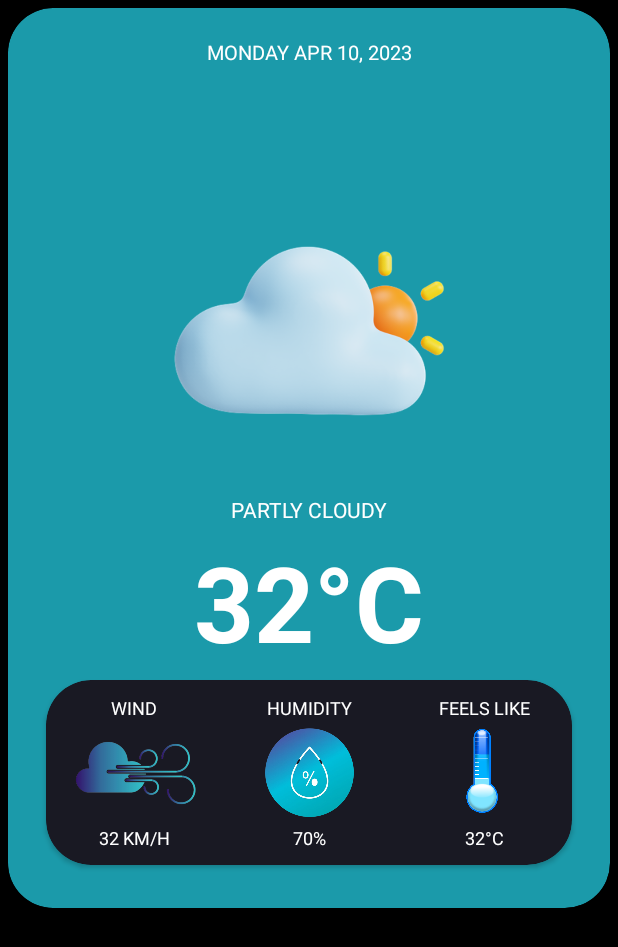
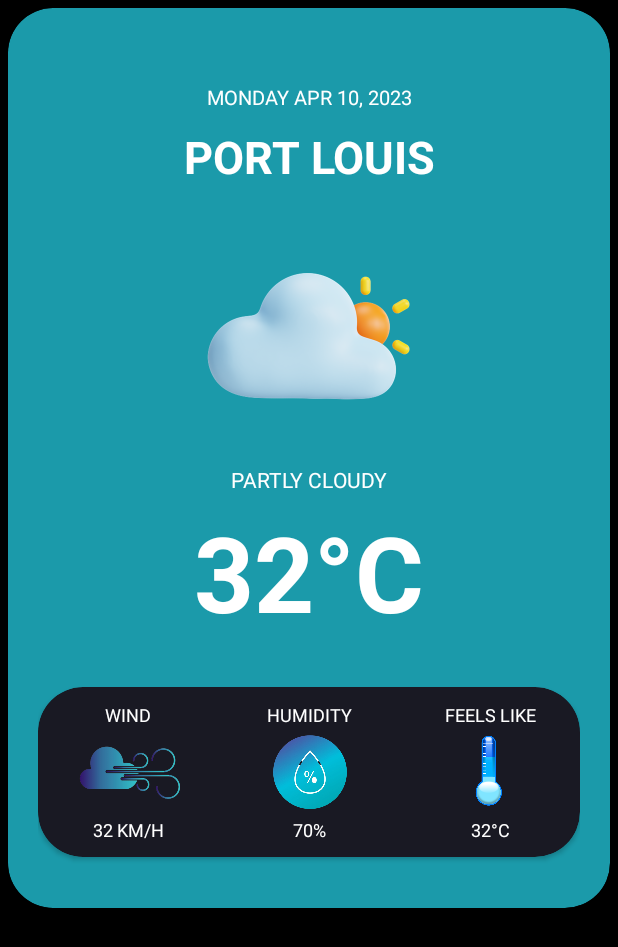
Before and after one commit to githiomi/Global_Weather, an Android app: the screen it shows after launch (MainActivity), on a phone screen of 412 x 824 dp. Shown: the top 947 px of the screen. Run offline under Robolectric (Android 15) with nearby library versions, the phone set to English and light mode, and no system bars; our stand-ins replace Picasso, Volley; network calls fail; pictures from the network do not load.

Commit message:
Improved main activity layout.

```diff
--- a/app/src/main/java/githiomi/dhosiolux/globalweather/MainActivity.java
+++ b/app/src/main/java/githiomi/dhosiolux/globalweather/MainActivity.java
@@ -1,4 +1,6 @@
 package githiomi.dhosiolux.globalweather;
+
+import static android.content.ContentValues.TAG;
 
 import android.Manifest;
 import android.annotation.SuppressLint;
@@ -9,10 +11,13 @@ import android.location.Geocoder;
 import android.location.Location;
 import android.location.LocationManager;
 import android.os.Bundle;
+import android.util.Log;
+import android.view.WindowManager;
 import android.widget.ImageView;
 import android.widget.TextView;
 import android.widget.Toast;
 
+import androidx.annotation.NonNull;
 import androidx.appcompat.app.AppCompatActivity;
 import androidx.core.app.ActivityCompat;
 import androidx.recyclerview.widget.GridLayoutManager;
@@ -58,12 +63,15 @@ public class MainActivity extends AppCompatActivity {
     @Override
     protected void onCreate(Bundle savedInstanceState) {
         super.onCreate(savedInstanceState);
-
         // Binding set up
         ActivityMainBinding mainActivityBinding = ActivityMainBinding.inflate(getLayoutInflater());
         // Update set content view
         setContentView(mainActivityBinding.getRoot());
 
+        // Full screen flags
+        getWindow().setFlags(WindowManager.LayoutParams.FLAG_LAYOUT_NO_LIMITS, WindowManager.LayoutParams.FLAG_LAYOUT_NO_LIMITS);
+
+        // Binding views
         date = mainActivityBinding.TVDate;
         town = mainActivityBinding.TVTownName;
         weatherImage = mainActivityBinding.IVWeatherImage;
@@ -74,27 +82,43 @@ public class MainActivity extends AppCompatActivity {
         temp = mainActivityBinding.TVTemperature;
         forecastRecycler = mainActivityBinding.RVForecastView;
 
-        // Init the location manager
-        locationManager = (LocationManager) getSystemService(Context.LOCATION_SERVICE);
-
-        // Check for location permission
-        if (ActivityCompat.checkSelfPermission(this, android.Manifest.permission.ACCESS_FINE_LOCATION) != PackageManager.PERMISSION_GRANTED &&
-                ActivityCompat.checkSelfPermission(this, android.Manifest.permission.ACCESS_COARSE_LOCATION) != PackageManager.PERMISSION_GRANTED) {
-
-            // Request permission
-            ActivityCompat.requestPermissions(MainActivity.this, new String[]{android.Manifest.permission.ACCESS_FINE_LOCATION,
-                    Manifest.permission.ACCESS_COARSE_LOCATION}, Constants.PERMISSION_CODE);
-        }
-
-        // But if location is available
-        Location currentLocation = locationManager.getLastKnownLocation(LocationManager.NETWORK_PROVIDER);
-
-        // Get current city name
-        cityName = getCityName(currentLocation.getLongitude(), currentLocation.getLatitude());
+//        // Init the location manager
+//        locationManager = (LocationManager) getSystemService(Context.LOCATION_SERVICE);
+//
+//        // Check for location permission
+//        if (ActivityCompat.checkSelfPermission(this, android.Manifest.permission.ACCESS_FINE_LOCATION) != PackageManager.PERMISSION_GRANTED &&
+//                ActivityCompat.checkSelfPermission(this, android.Manifest.permission.ACCESS_COARSE_LOCATION) != PackageManager.PERMISSION_GRANTED) {
+//
+//            // Request permission
+//            ActivityCompat.requestPermissions(MainActivity.this, new String[]{android.Manifest.permission.ACCESS_FINE_LOCATION,
+//                    Manifest.permission.ACCESS_COARSE_LOCATION}, Constants.PERMISSION_CODE);
+//        }
+//
+//        // But if location is available
+//        Location currentLocation = locationManager.getLastKnownLocation(LocationManager.NETWORK_PROVIDER);
+//
+//        // Get current city name
+//        cityName = getCityName(currentLocation.getLongitude(), currentLocation.getLatitude());
 
         // Use the city name to get weather information
-        getWeatherData(cityName);
+        getWeatherData("Port Louis");
 
+    }
+
+    // To check if permission is granted
+    @Override
+    public void onRequestPermissionsResult(int requestCode, @NonNull String[] permissions, @NonNull int[] grantResults) {
+        super.onRequestPermissionsResult(requestCode, permissions, grantResults);
+
+        if (requestCode == Constants.PERMISSION_CODE){
+            if (grantResults.length > 0 && grantResults[0] == PackageManager.PERMISSION_GRANTED){
+                Toast.makeText(this, "Permissions Granted...", Toast.LENGTH_SHORT).show();
+                Log.d(TAG, "onRequestPermissionsResult: Permissions Granted");
+            }else {
+                Toast.makeText(this, "Permissions Not Granted...", Toast.LENGTH_SHORT).show();
+                Log.d(TAG, "onRequestPermissionsResult: Permissions Not Granted");
+            }
+        }
     }
 
     public String getCityName(double longitude, double latitude) {
@@ -104,7 +128,7 @@ public class MainActivity extends AppCompatActivity {
         Geocoder geocoder = new Geocoder(getBaseContext(), Locale.getDefault());
 
         try {
-            List<Address> addresses = geocoder.getFromLocation(latitude, longitude, 5);
+            List<Address> addresses = geocoder.getFromLocation(latitude, longitude, 3);
 
             for (Address address : addresses) {
                 if (address != null) {
@@ -119,7 +143,7 @@ public class MainActivity extends AppCompatActivity {
 
         } catch (Exception e) {
 
-            System.out.println("Could not find city. Defaulting to Port Louis");
+            System.out.println("Could not find your city. Defaulting to Port Louis");
             city = "Port Louis";
             e.printStackTrace();
 
@@ -139,12 +163,12 @@ public class MainActivity extends AppCompatActivity {
         // Set city name TV to the town name
         town.setText(townName);
 
-        String APIUrl = "http://api.weatherapi.com/v1/forecast.json?key=" + R.string.weather_api_key + "q=" + townName.trim() + "&days=6&aqi=no&alerts=no";
+        String APIUrl = "http://api.weatherapi.com/v1/forecast.json?key=" + Constants.API_KEY + "q=" + townName.trim() + "&days=6&aqi=no&alerts=no";
 
         // Request Queue
         RequestQueue queue = Volley.newRequestQueue(MainActivity.this);
 
-        @SuppressLint("NotifyDataSetChanged") JsonObjectRequest jsonRequest = new JsonObjectRequest(Request.Method.GET, APIUrl, null, response -> {
+        JsonObjectRequest jsonRequest = new JsonObjectRequest(Request.Method.GET, APIUrl, null, response -> {
             // Clear arraylist of previous data
             forecastItemList.clear();
 
@@ -184,13 +208,13 @@ public class MainActivity extends AppCompatActivity {
                     String forecastIconUrl = forecastDay.getJSONObject(i).getJSONObject("day").getJSONObject("condition").getString("icon");
                     String forecastCondition = forecastDay.getJSONObject(i).getJSONObject("day").getJSONObject("condition").getString("text");
 
+                    Log.d(TAG, "getWeatherData: " + day + " " + forecastIconUrl + " " + forecastCondition);
                     // Create new forecast items
                     forecastItemList.add(new ForecastItem(day, forecastIconUrl, forecastCondition));
                 }
 
                 // Set up the adapter
-                forecastAdapter.notifyDataSetChanged();
-                setUpAdapter(forecastAdapter, forecastRecycler, forecastItemList, MainActivity.this);
+                setUpAdapter(forecastRecycler, forecastItemList, MainActivity.this);
 
             } catch (JSONException e) {
                 e.printStackTrace();
@@ -232,15 +256,14 @@ public class MainActivity extends AppCompatActivity {
     /**
      * To set up the adapter to the recycler view
      *
-     * @param adapter  the adapter to be used in the recycler view
      * @param recyclerView  the recycler view to be used
      * @param forecastItems the list of items to be passed to the adapter
      * @param context       the context to init the adapter
      */
-    private static void setUpAdapter(ForecastAdapter adapter, RecyclerView recyclerView, List<ForecastItem> forecastItems, Context context) {
+    private static void setUpAdapter(RecyclerView recyclerView, List<ForecastItem> forecastItems, Context context) {
 
         // Init the adapter
-        adapter = new ForecastAdapter(forecastItems, context);
+        ForecastAdapter adapter = new ForecastAdapter(forecastItems, context);
 
         // Recycler view
         recyclerView.setAdapter(adapter);
--- a/app/src/main/java/githiomi/dhosiolux/globalweather/models/Constants.java
+++ b/app/src/main/java/githiomi/dhosiolux/globalweather/models/Constants.java
@@ -4,4 +4,7 @@ public class Constants {
 
     // To access user location
     public static final int PERMISSION_CODE = 1;
+
+    // Weather API key
+    public static final String API_KEY = "3399dcea57904547b4f135747231004";
 }
--- a/app/src/main/res/layout/activity_main.xml
+++ b/app/src/main/res/layout/activity_main.xml
@@ -31,6 +31,7 @@
                 android:textAlignment="center"
                 android:textAllCaps="true"
                 android:textColor="@color/white"
+                android:layout_marginTop="30dp"
                 android:textSize="13sp" />
 
             <TextView
@@ -48,8 +49,8 @@
 
             <ImageView
                 android:id="@+id/IV_weatherImage"
-                android:layout_width="200dp"
-                android:layout_height="200dp"
+                android:layout_width="150dp"
+                android:layout_height="150dp"
                 android:layout_below="@id/TV_townName"
                 android:layout_centerHorizontal="true"
                 android:layout_marginTop="10dp"
@@ -87,7 +88,7 @@
                 android:layout_width="match_parent"
                 android:layout_height="wrap_content"
                 android:layout_below="@id/TV_mainTemperature"
-                android:layout_margin="5dp"
+                android:layout_marginTop="30dp"
                 app:cardBackgroundColor="@color/raisin_black"
                 app:cardCornerRadius="30dp">
 
@@ -117,7 +118,7 @@
                         <ImageView
                             android:id="@+id/windImage"
                             android:layout_width="match_parent"
-                            android:layout_height="70dp"
+                            android:layout_height="60dp"
                             android:layout_below="@id/wind"
                             android:contentDescription="@string/image"
                             android:padding="5dp"
@@ -157,7 +158,7 @@
                         <ImageView
                             android:id="@+id/humidityImage"
                             android:layout_width="match_parent"
-                            android:layout_height="70dp"
+                            android:layout_height="60dp"
                             android:layout_below="@id/humidity"
                             android:contentDescription="@string/image"
                             android:padding="5dp"
@@ -197,7 +198,7 @@
                         <ImageView
                             android:id="@+id/temperatureImage"
                             android:layout_width="match_parent"
-                            android:layout_height="70dp"
+                            android:layout_height="60dp"
                             android:layout_below="@id/temperature"
                             android:contentDescription="@string/image"
                             android:padding="5dp"
@@ -232,7 +233,7 @@
         android:layout_width="match_parent"
         android:layout_height="match_parent"
         android:layout_below="@id/mainCardView"
-        android:padding="5dp" >
+        android:padding="8dp" >
 
         <!-- Forecasting goes here -->
 
--- a/app/src/main/res/values-night/themes.xml
+++ b/app/src/main/res/values-night/themes.xml
@@ -10,7 +10,8 @@
         <item name="colorSecondaryVariant">@color/teal_200</item>
         <item name="colorOnSecondary">@color/black</item>
         <!-- Status bar color. -->
-        <item name="android:statusBarColor">?attr/colorPrimaryVariant</item>
+<!--        <item name="android:statusBarColor">?attr/colorPrimaryVariant</item>-->
+        <item name="android:statusBarColor">@color/black</item>
         <!-- Customize your theme here. -->
     </style>
 </resources>
--- a/app/src/main/res/values/strings.xml
+++ b/app/src/main/res/values/strings.xml
@@ -15,7 +15,7 @@
     <string name="humidity">Humidity</string>
     <string name="humidity_percentage">70%</string>
 
-    <string name="weather_api_key">3399dcea57904547b4f135747231004 </string>
+    <string name="weather_api_key">3399dcea57904547b4f135747231004</string>
     <string name="day_tracker">Day X</string>
 
 </resources>
--- a/app/src/main/res/values/themes.xml
+++ b/app/src/main/res/values/themes.xml
@@ -10,7 +10,8 @@
         <item name="colorSecondaryVariant">@color/teal_700</item>
         <item name="colorOnSecondary">@color/black</item>
         <!-- Status bar color. -->
-        <item name="android:statusBarColor">?attr/colorPrimaryVariant</item>
+        <item name="android:statusBarColor">@color/black</item>
+<!--        <item name="android:statusBarColor">?attr/colorPrimaryVariant</item>-->
         <!-- Customize your theme here. -->
     </style>
 </resources>
--- a/gradle.properties
+++ b/gradle.properties
@@ -15,3 +15,4 @@ android.nonTransitiveRClass=true
 org.gradle.jvmargs=-Xmx2048m -Dfile.encoding\=UTF-8
 android.useAndroidX=true
 android.enableJetifier=true
+org.gradle.unsafe.configuration-cache=true
```
Also changed, not shown: app/src/main/res/drawable/alt_night_sky.webp (added), app/src/main/res/drawable/day_sky.jpg (added), app/src/main/res/drawable/night_sky.webp (added), app/src/main/res/drawable/night_sky_jpeg.jpeg (added).
